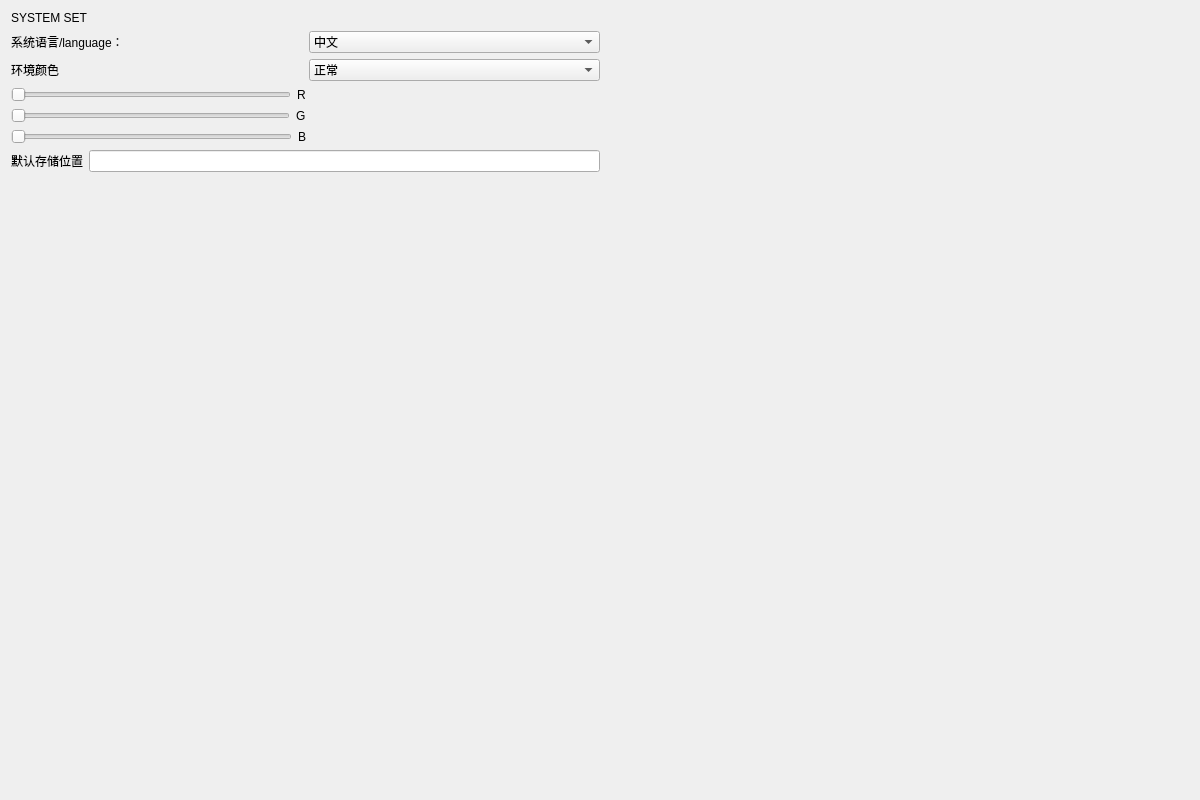
Qt form systemset_window.ui (Mr-tang0/Qt_based_MG_stepper_motor_operating_system) before a commit.
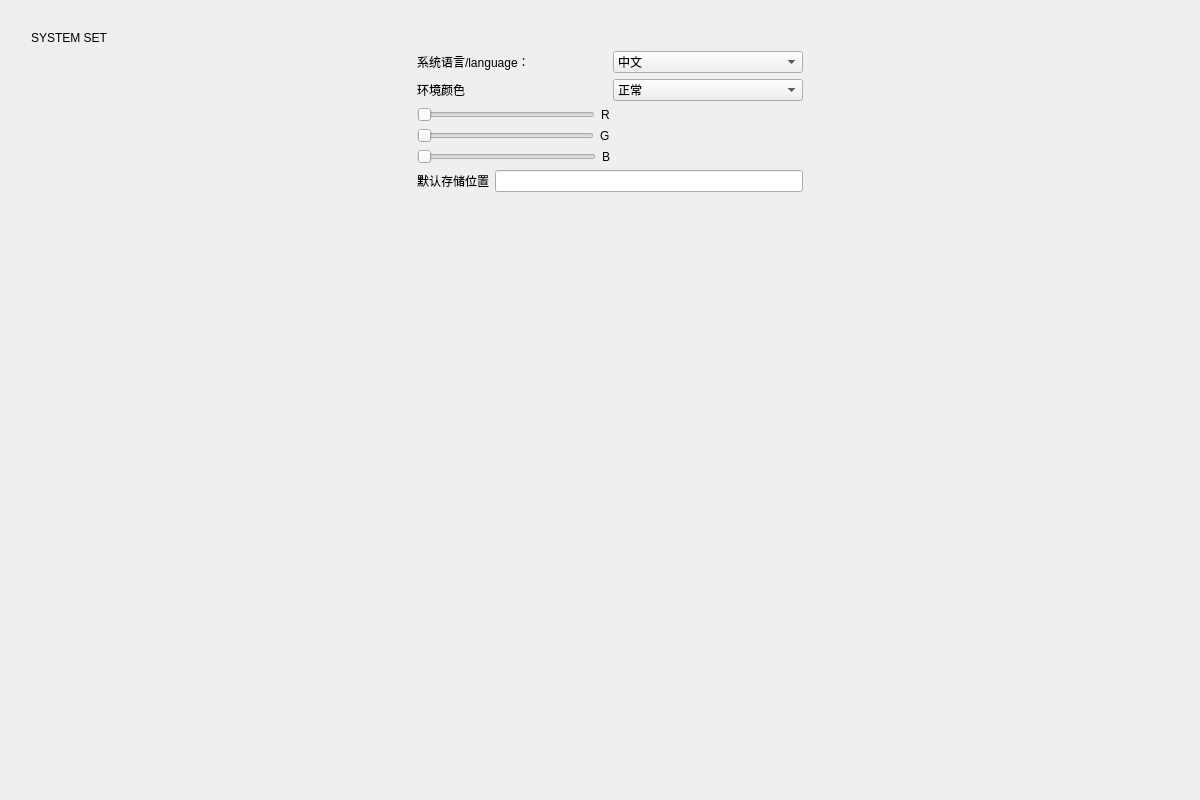
The same form after that commit.

Patch:
```diff
--- a/systemset_window.ui
+++ b/systemset_window.ui
@@ -15,7 +15,33 @@
   </property>
   <layout class="QGridLayout" name="gridLayout">
    <item row="0" column="0">
+    <spacer name="verticalSpacer_2">
+     <property name="orientation">
+      <enum>Qt::Vertical</enum>
+     </property>
+     <property name="sizeHint" stdset="0">
+      <size>
+       <width>20</width>
+       <height>40</height>
+      </size>
+     </property>
+    </spacer>
+   </item>
+   <item row="0" column="1">
     <layout class="QVBoxLayout" name="verticalLayout_5">
+     <item>
+      <spacer name="horizontalSpacer_3">
+       <property name="orientation">
+        <enum>Qt::Horizontal</enum>
+       </property>
+       <property name="sizeHint" stdset="0">
+        <size>
+         <width>40</width>
+         <height>20</height>
+        </size>
+       </property>
+      </spacer>
+     </item>
      <item>
       <widget class="QLabel" name="label_3">
        <property name="styleSheet">
@@ -36,6 +62,19 @@
       <layout class="QVBoxLayout" name="verticalLayout_4">
        <item>
         <layout class="QHBoxLayout" name="horizontalLayout_8">
+         <item>
+          <spacer name="horizontalSpacer_4">
+           <property name="orientation">
+            <enum>Qt::Horizontal</enum>
+           </property>
+           <property name="sizeHint" stdset="0">
+            <size>
+             <width>40</width>
+             <height>20</height>
+            </size>
+           </property>
+          </spacer>
+         </item>
          <item>
           <layout class="QVBoxLayout" name="verticalLayout_3">
            <item>
```
